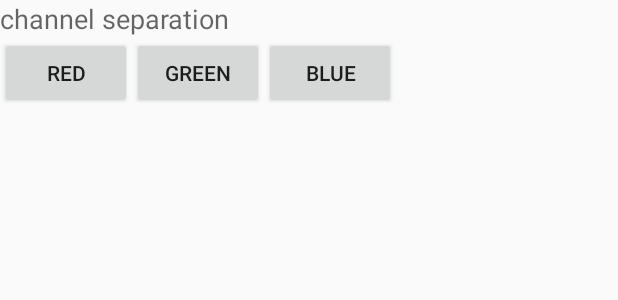
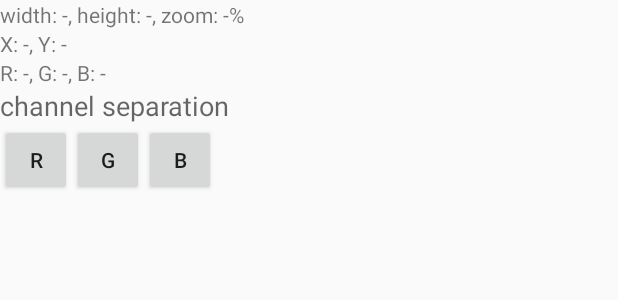
Before and after one commit to superbiaYang/ImageProcessing, an Android app: the layout fragment_basic.xml on its own in the app's theme, with its tools: preview values and no code run, on a phone screen of 412 x 824 dp. Shown: the top 300 px of the screen. Run offline under Robolectric (Android 15) with nearby library versions, the phone set to English and light mode, and no system bars.

Commit message:
Unfinished version, basic info

```diff
--- a/app/src/main/res/layout/content_main.xml
+++ b/app/src/main/res/layout/content_main.xml
@@ -41,7 +41,9 @@
             android:id="@+id/imageView"
             android:layout_width="wrap_content"
             android:layout_height="wrap_content"
-            android:layout_centerInParent="true" />
+            android:layout_centerInParent="true"
+            android:adjustViewBounds="true"
+            android:background="#000000" />
     </RelativeLayout>
 
 </RelativeLayout>
--- a/app/src/main/res/layout/fragment_basic.xml
+++ b/app/src/main/res/layout/fragment_basic.xml
@@ -6,34 +6,63 @@
 
     <Button
         android:id="@+id/basic_red_button"
+        style="?android:attr/buttonStyleSmall"
         android:layout_width="wrap_content"
         android:layout_height="wrap_content"
         android:layout_alignParentStart="true"
         android:layout_below="@+id/channel_separation_label"
-        android:text="red" />
+        android:text="R" />
 
     <Button
         android:id="@+id/basic_green_button"
+        style="?android:attr/buttonStyleSmall"
         android:layout_width="wrap_content"
         android:layout_height="wrap_content"
         android:layout_below="@+id/channel_separation_label"
         android:layout_toEndOf="@+id/basic_red_button"
-        android:text="green" />
+        android:text="G" />
 
     <Button
         android:id="@+id/basic_blue_button"
+        style="?android:attr/buttonStyleSmall"
         android:layout_width="wrap_content"
         android:layout_height="wrap_content"
         android:layout_alignBottom="@+id/basic_green_button"
         android:layout_toEndOf="@+id/basic_green_button"
-        android:text="blue" />
+        android:text="B" />
 
     <TextView
         android:id="@+id/channel_separation_label"
         android:layout_width="wrap_content"
         android:layout_height="wrap_content"
         android:layout_alignParentStart="true"
-        android:layout_alignParentTop="true"
+        android:layout_below="@+id/color_textView"
         android:text="channel separation"
         android:textAppearance="?android:attr/textAppearanceMedium" />
+
+    <TextView
+        android:id="@+id/size_info_textView"
+        android:layout_width="wrap_content"
+        android:layout_height="wrap_content"
+        android:layout_alignParentEnd="true"
+        android:layout_alignParentStart="true"
+        android:layout_alignParentTop="true"
+        android:text="width: -, height: -, zoom: -%" />
+
+    <TextView
+        android:id="@+id/coordinate_textView"
+        android:layout_width="wrap_content"
+        android:layout_height="wrap_content"
+        android:layout_alignParentStart="true"
+        android:layout_below="@+id/size_info_textView"
+        android:text="X: -, Y: -" />
+
+    <TextView
+        android:id="@+id/color_textView"
+        android:layout_width="wrap_content"
+        android:layout_height="wrap_content"
+        android:layout_alignParentStart="true"
+        android:layout_below="@+id/coordinate_textView"
+        android:text="R: -, G: -, B: -" />
+
 </RelativeLayout>
```
Also changed, not shown: app/src/main/java/superbiayang/imageprocessing/MainActivity.java (+90 -4 lines), app/src/main/java/view/fragment/BasicFragment.java (+13 -2 lines).
